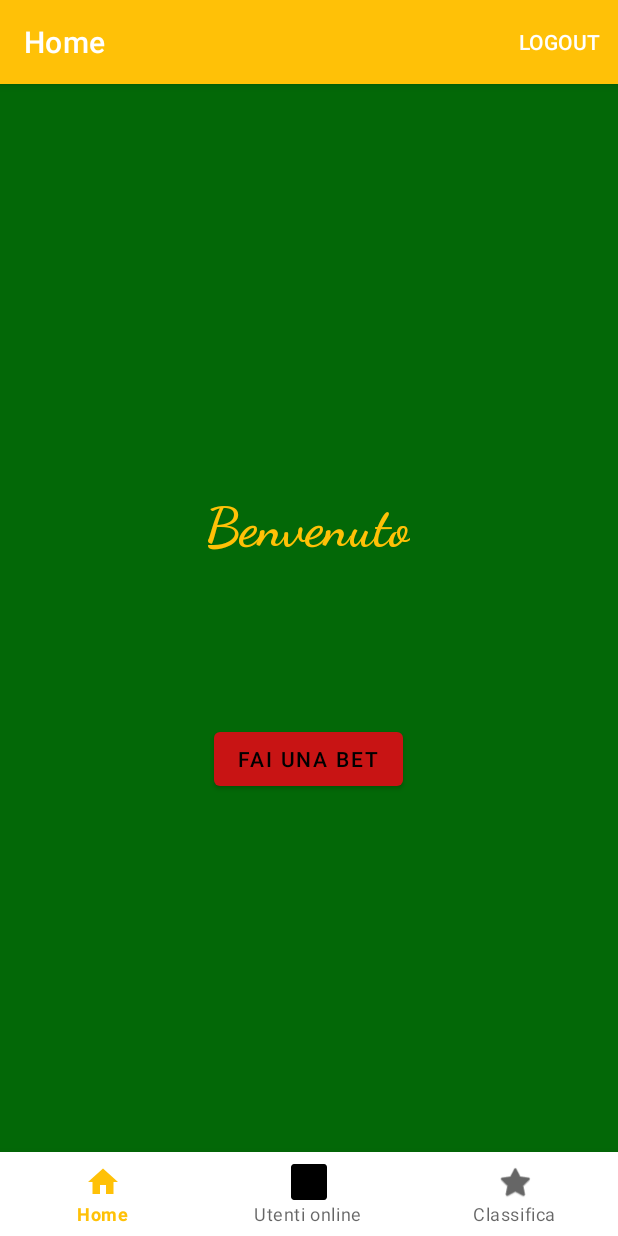
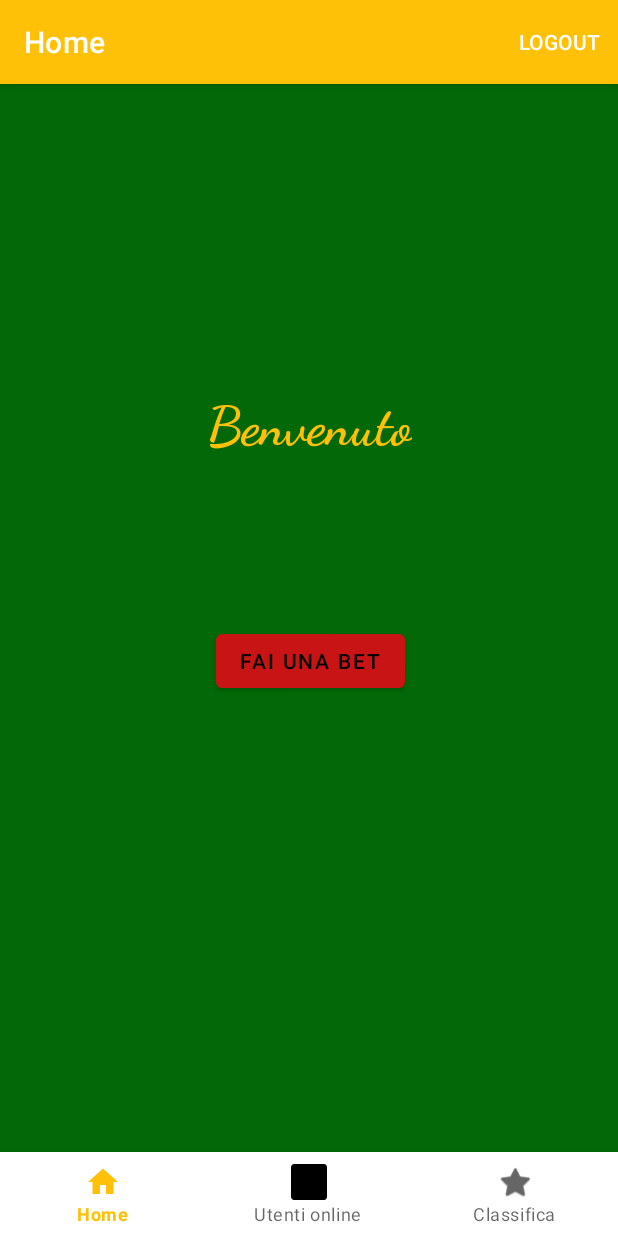
Before and after one commit to P7ngu/LSO, an Android app: the HomeActivity screen opened directly, with no data from a screen before it, on a phone screen of 412 x 824 dp. Run offline under Robolectric (Android 15) with nearby library versions, the phone set to English and light mode, and no system bars; our stand-ins replace navigation-ui; Roboto replaces fonts that are not available here; 1 statement that could not run was skipped.

Commit message:
fix grafici

```diff
--- a/app/src/main/res/layout/activity_home.xml
+++ b/app/src/main/res/layout/activity_home.xml
@@ -9,24 +9,22 @@
     android:layout_marginStart="0sp"
     android:layout_marginLeft="0sp"
     android:layout_marginTop="0sp"
-    android:background="#036807"
-    android:paddingTop="?attr/actionBarSize">
+    android:background="#00036807"
+    android:paddingTop="0sp">
 
     <fragment
         android:id="@+id/nav_host_fragment"
         android:name="androidx.navigation.fragment.NavHostFragment"
         android:layout_width="414dp"
-        android:layout_height="788dp"
-        android:layout_margin="0sp"
-        android:layout_marginBottom="8dp"
+        android:layout_height="800dp"
+        android:layout_margin="0dp"
         android:background="#036807"
         app:defaultNavHost="true"
         app:layout_constraintBottom_toBottomOf="parent"
         app:layout_constraintEnd_toEndOf="parent"
-        app:layout_constraintHorizontal_bias="1.0"
+        app:layout_constraintHorizontal_bias="0.0"
         app:layout_constraintStart_toStartOf="parent"
         app:layout_constraintTop_toTopOf="parent"
-        app:layout_constraintVertical_bias="0.0"
         app:navGraph="@navigation/mobile_navigation" />
 
     <com.google.android.material.bottomnavigation.BottomNavigationView
--- a/app/src/main/res/layout/activity_leaderboard.xml
+++ b/app/src/main/res/layout/activity_leaderboard.xml
@@ -7,8 +7,8 @@
     tools:context=".LeaderboardActivity">
 
     <androidx.recyclerview.widget.RecyclerView
-        android:layout_width="410dp"
-        android:layout_height="735dp"
+        android:layout_width="0dp"
+        android:layout_height="0dp"
         app:layout_constraintBottom_toBottomOf="parent"
         app:layout_constraintEnd_toEndOf="parent"
         app:layout_constraintStart_toStartOf="parent"
--- a/app/src/main/res/values/strings.xml
+++ b/app/src/main/res/values/strings.xml
@@ -1,5 +1,5 @@
 <resources>
-    <string name="app_name">Roulette</string>
+    <string name="app_name">EasyRoulette</string>
 
     <string-array name="numbers_array">
         <item>"RED"</item>
```
Also changed, not shown: app/src/main/res/layout/fragment_leaderboard.xml (+9 -0 lines), app/src/main/res/layout/fragment_onlineusers.xml (+19 -10 lines), app/src/main/res/layout/leaderboard_item.xml (+6 -3 lines).
